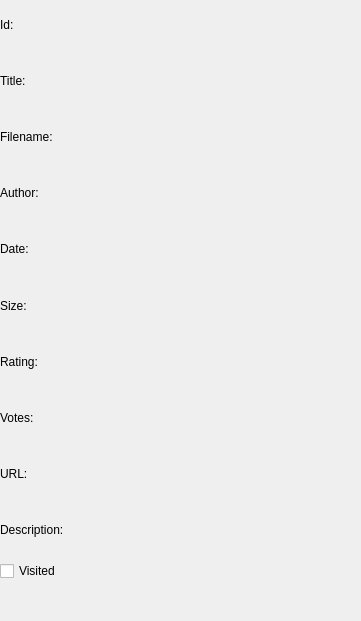
Qt form wadtracker/ui/wad_item_ui.ui (DLavigneGH/dlavigne.github.io) before a commit.
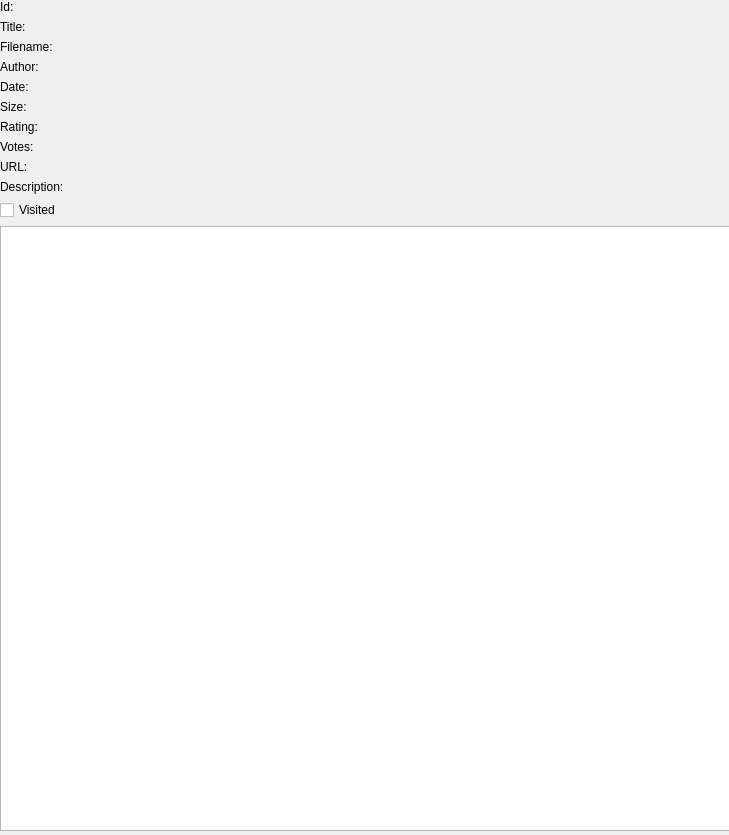
The same form after that commit.

Diff of the .ui file:
```diff
--- a/wadtracker/ui/wad_item_ui.ui
+++ b/wadtracker/ui/wad_item_ui.ui
@@ -6,8 +6,8 @@
    <rect>
     <x>0</x>
     <y>0</y>
-    <width>361</width>
-    <height>621</height>
+    <width>729</width>
+    <height>835</height>
    </rect>
   </property>
   <property name="windowTitle">
@@ -18,8 +18,8 @@
     <rect>
      <x>0</x>
      <y>0</y>
-     <width>361</width>
-     <height>581</height>
+     <width>731</width>
+     <height>831</height>
     </rect>
    </property>
    <layout class="QVBoxLayout" name="wadItemLayout">
@@ -103,6 +103,9 @@
       </property>
      </widget>
     </item>
+    <item>
+     <widget class="QTextBrowser" name="textFile"/>
+    </item>
    </layout>
   </widget>
  </widget>
```
